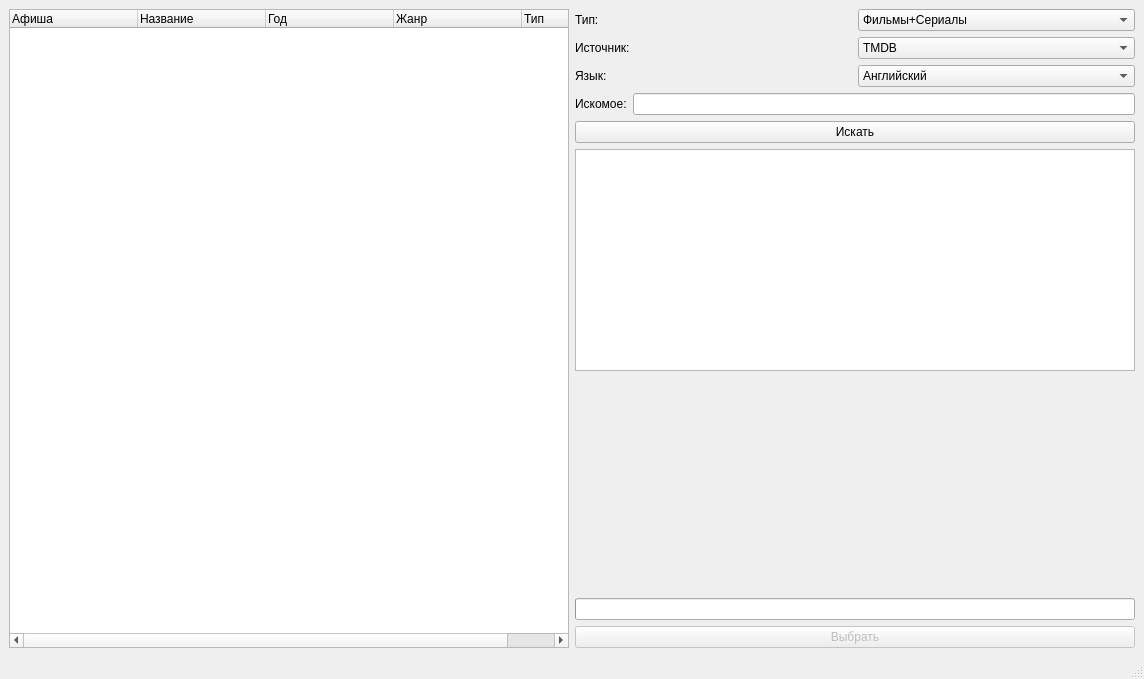
Before: the Qt Designer form searchmedia.ui in DmitriusFalse/mediaFinder, drawn with Qt 5.
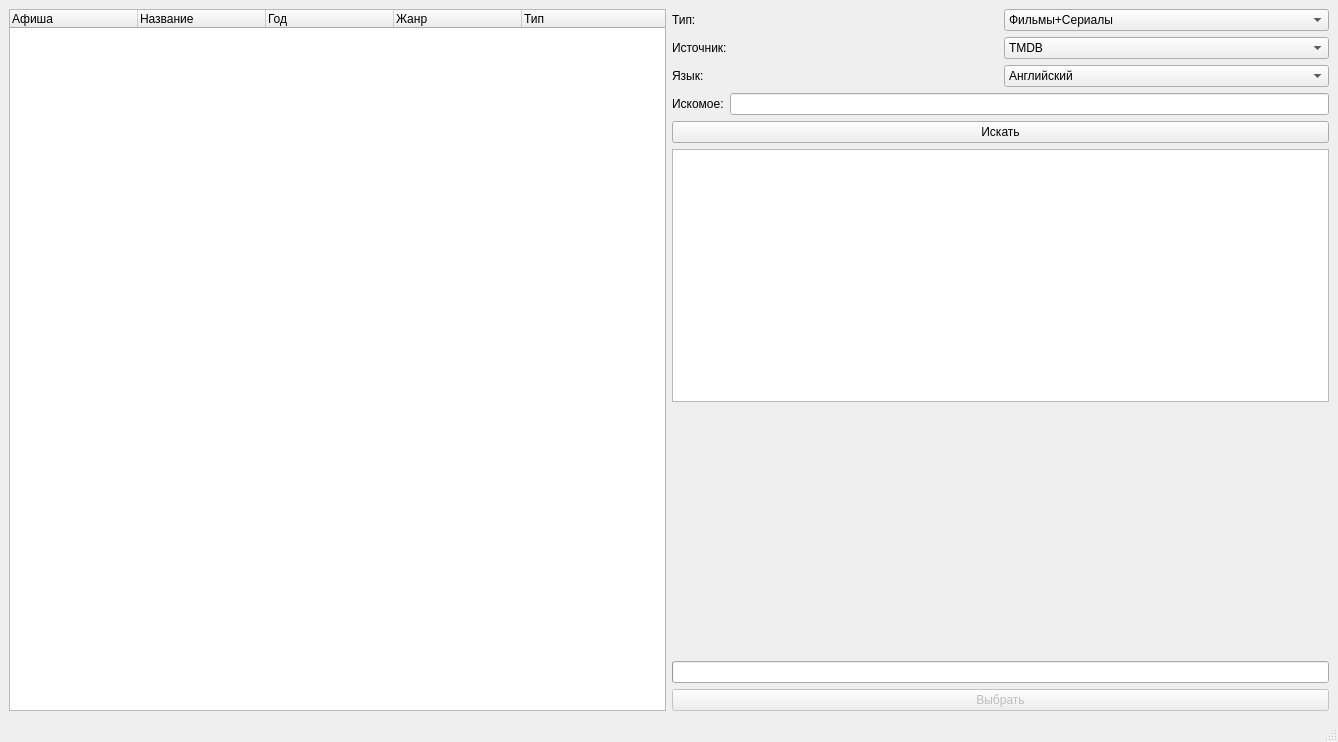
After: the same form once the commit is applied.

```diff
--- a/searchmedia.ui
+++ b/searchmedia.ui
@@ -6,8 +6,8 @@
    <rect>
     <x>0</x>
     <y>0</y>
-    <width>1144</width>
-    <height>679</height>
+    <width>1338</width>
+    <height>742</height>
    </rect>
   </property>
   <property name="windowTitle">
```
Left out of the diff: 4 changed lines with no effect on the pictures.
